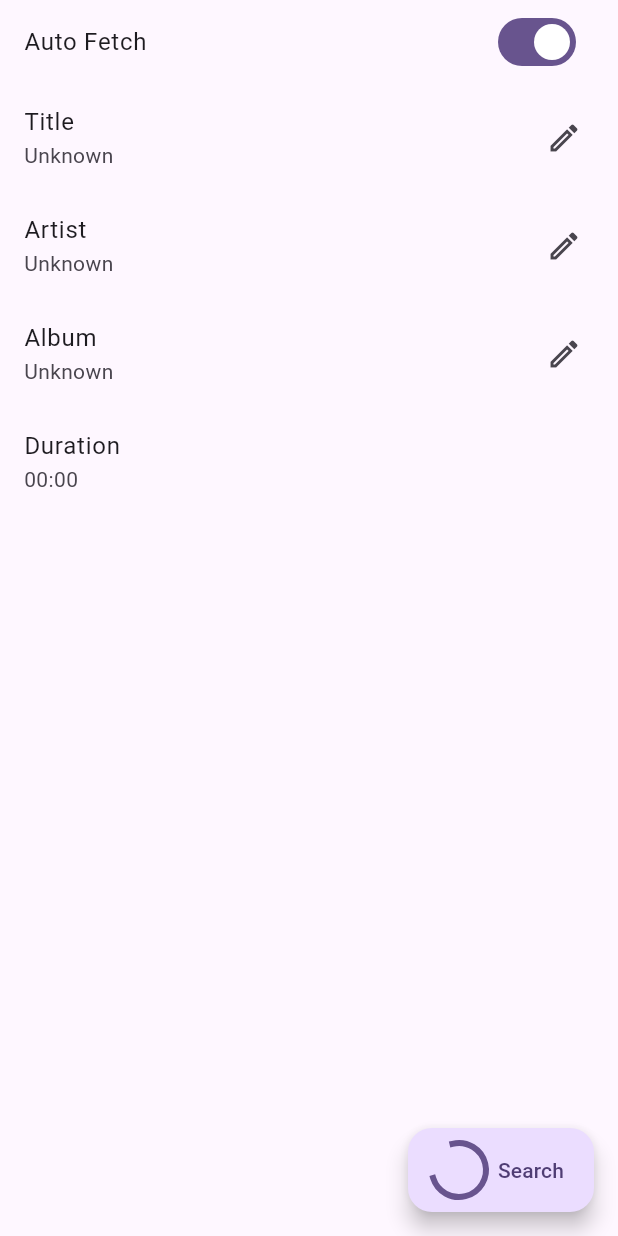
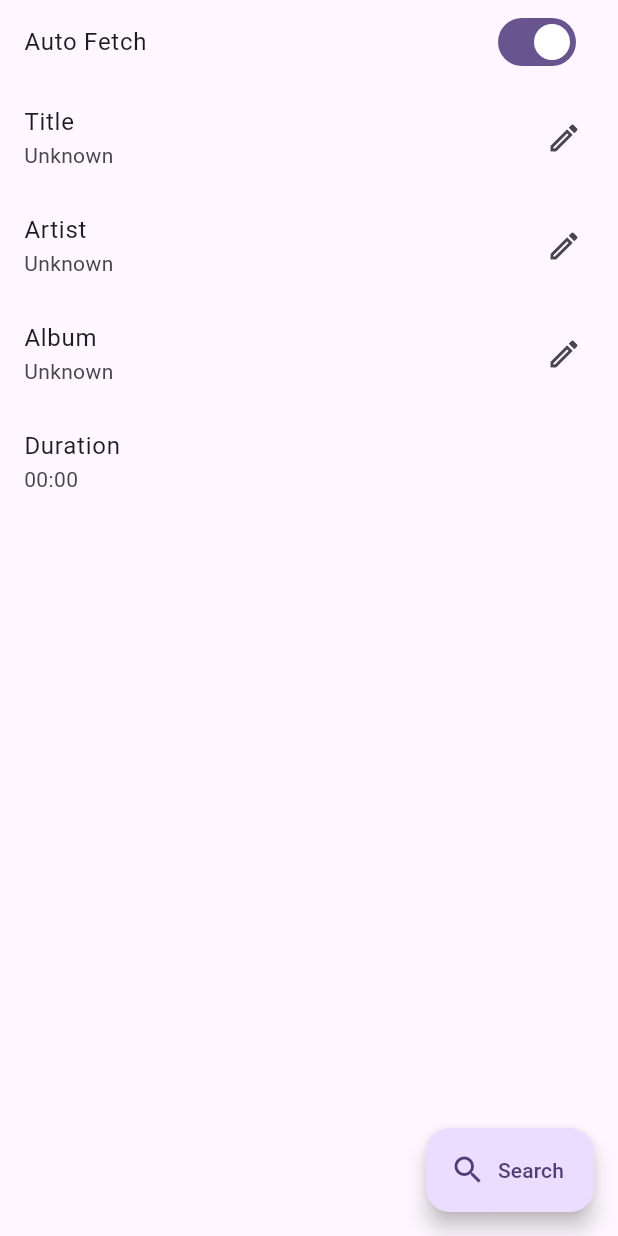
Before and after one commit to fewling/flutter-floating-lyric, a Flutter app: the FetchOnlineLrcForm screen opened directly, on a phone screen of 412 x 824 dp. Run offline on Flutter 3.47's test engine with Material 3 defaults, Android fonts, the phone set to English and light mode, and no system bars; our stand-ins replace animated_text_kit, device_info_plus, file_picker, flutter_bloc, flutter_colorpicker and 9 more; accounts and stored records are empty; generated files the repository leaves out were written again.

Commit message:
fix: :lipstick: showing loading indicator of search button unexpectedly

```diff
--- a/lib/features/fetch_online_lrc/fetch_online_lrc_form.dart
+++ b/lib/features/fetch_online_lrc/fetch_online_lrc_form.dart
@@ -121,7 +121,7 @@ class FetchOnlineLrcForm extends StatelessWidget {
               onPressed: shouldDisable
                   ? null
                   : () => context.read<FetchOnlineLrcFormBloc>().add(const SearchOnlineRequested()),
-              icon: shouldDisable ? const LoadingWidget() : const Icon(Icons.search),
+              icon: isSearching ? const LoadingWidget() : const Icon(Icons.search),
               label: const Text('Search'),
             );
           }),
```
